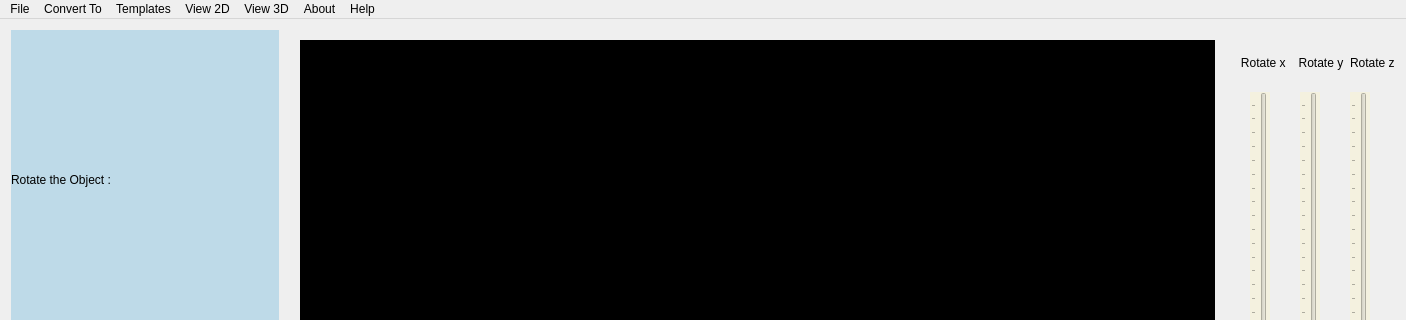
Before: the Qt Designer form mainwindow.ui in udit01/3D-Visualization-and-Conversion-Tool, drawn with Qt 5; both pictures show x 0 to 1406 and y 0 to 320 of the 1406 by 836 pixel window.
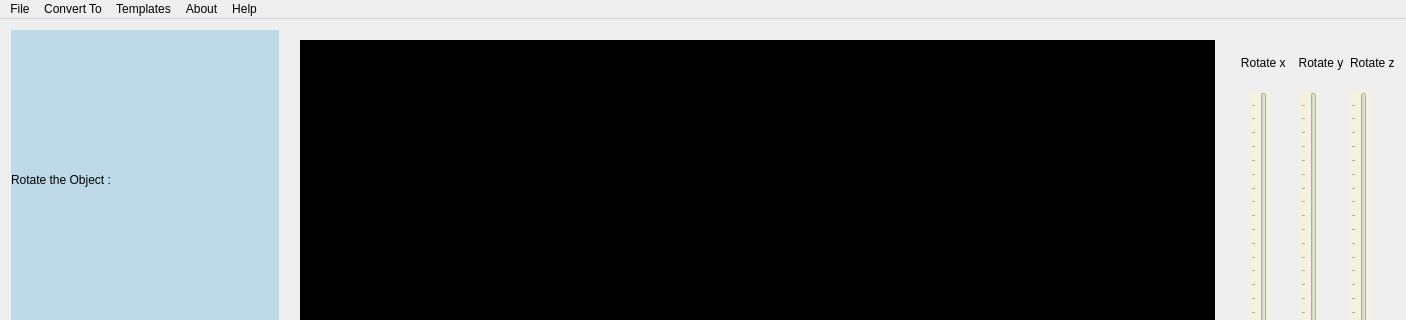
After: the same form once the commit is applied. Custom widgets are drawn as their Qt base class.

Commit message: Fixed diagonal of edges matrix

The edit to the form file:
```diff
--- a/mainwindow.ui
+++ b/mainwindow.ui
@@ -490,7 +490,7 @@
      <x>0</x>
      <y>0</y>
      <width>1406</width>
-     <height>19</height>
+     <height>22</height>
     </rect>
    </property>
    <widget class="QMenu" name="menuFile">
@@ -532,18 +532,6 @@
     <addaction name="menu3D_Templates"/>
     <addaction name="actionAdd_Template"/>
    </widget>
-   <widget class="QMenu" name="menuView_2D">
-    <property name="title">
-     <string>View 2D</string>
-    </property>
-   </widget>
-   <widget class="QMenu" name="menuView_3D">
-    <property name="title">
-     <string>View 3D</string>
-    </property>
-    <addaction name="separator"/>
-    <addaction name="separator"/>
-   </widget>
    <widget class="QMenu" name="menuHelp">
     <property name="title">
      <string>About</string>
@@ -566,8 +554,6 @@
    <addaction name="menuFile"/>
    <addaction name="menuConvert_To"/>
    <addaction name="menuTemplates"/>
-   <addaction name="menuView_2D"/>
-   <addaction name="menuView_3D"/>
    <addaction name="menuHelp"/>
    <addaction name="menuHelp_2"/>
   </widget>
```
Left out of the diff: 1 changed line with no effect on the pictures. The commit also changes 1 other file.
